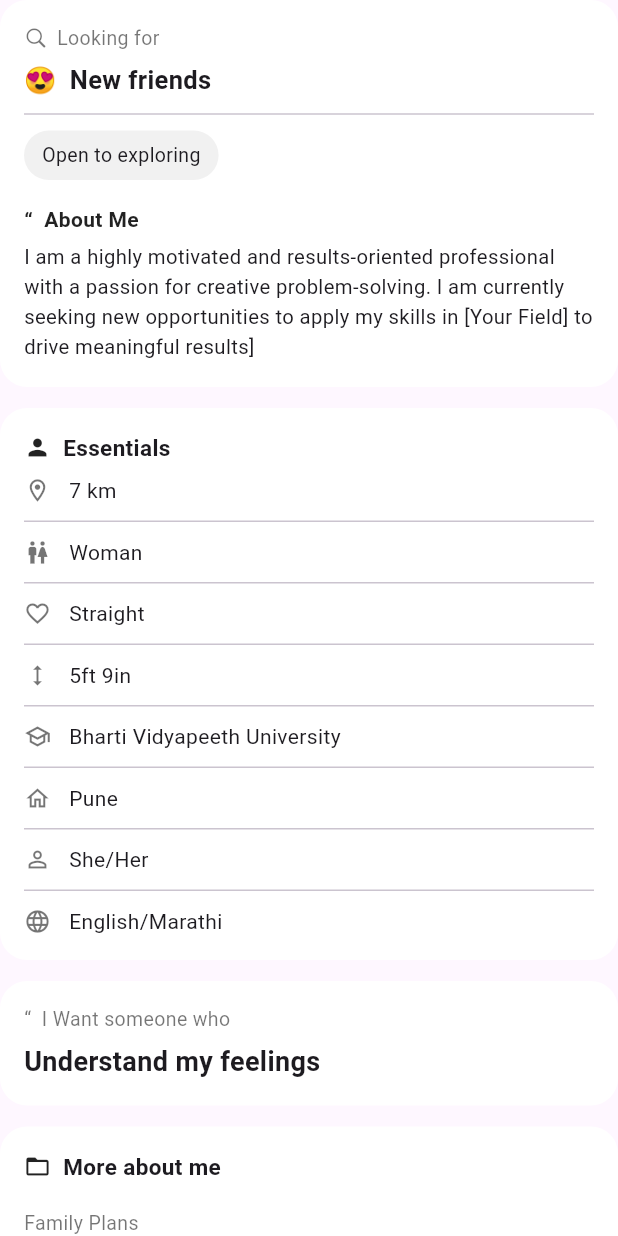
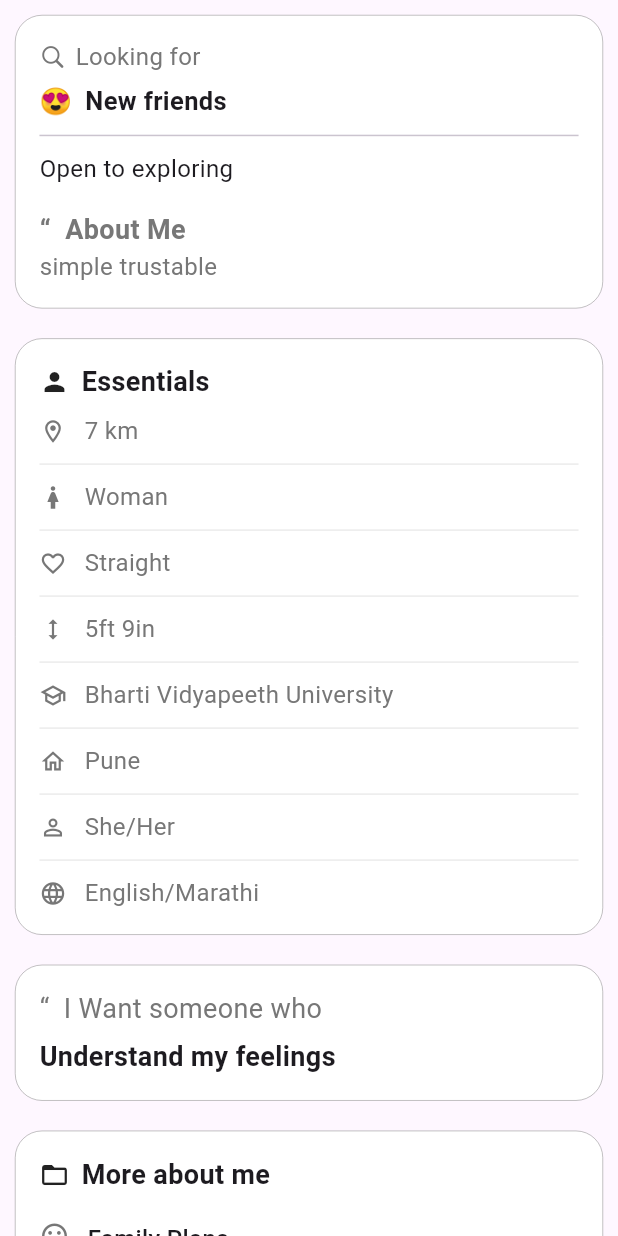
Before and after one commit to Akshay-Panika/Staybea_app, a Flutter app: the ProfileDetailsScreen widget shown alone on an empty page, opened directly, on a phone screen of 412 x 824 dp. Run offline on Flutter 3.47's test engine with Material 3 defaults, Android fonts, the phone set to English and light mode, and no system bars; our stand-ins replace file_picker, google_fonts, google_sign_in; missing offline and left inert: flutter_facebook_auth; network calls fail.

Commit message:
git commit -m "first commit"

```diff
--- a/lib/feature/home/screen/home_screen.dart
+++ b/lib/feature/home/screen/home_screen.dart
@@ -15,64 +15,34 @@ class HomeScreen extends StatefulWidget {
 
 class _HomeScreenState extends State<HomeScreen> {
   final List<Map<String, dynamic>> _data = [
-    // Girls
+
     {
-      "profileImage": "https://randomuser.me/api/portraits/women/11.jpg",
+      "profileImage": "assets/profile/profile1.jpg",
       "name": "Mitali",
       "age": "23",
       "rangeKM": "3.5 KM",
       "verifyID": true,
     },
     {
-      "profileImage": "https://randomuser.me/api/portraits/women/12.jpg",
+      "profileImage": "assets/profile/profile2.jpg",
       "name": "Rini",
       "age": "21",
       "rangeKM": "2.8 KM",
       "verifyID": false,
     },
     {
-      "profileImage": "https://randomuser.me/api/portraits/women/13.jpg",
+      "profileImage": "assets/profile/profile3.jpg",
       "name": "Lena",
       "age": "26",
       "rangeKM": "5.0 KM",
       "verifyID": true,
     },
     {
-      "profileImage": "https://randomuser.me/api/portraits/women/14.jpg",
+      "profileImage": "assets/profile/profile4.jpg",
       "name": "Tashi",
       "age": "24",
       "rangeKM": "4.2 KM",
       "verifyID": true,
-    },
-
-    // Boys
-    {
-      "profileImage": "https://randomuser.me/api/portraits/men/11.jpg",
-      "name": "Rohit",
-      "age": "25",
-      "rangeKM": "4.5 KM",
-      "verifyID": true,
-    },
-    {
-      "profileImage": "https://randomuser.me/api/portraits/men/12.jpg",
-      "name": "Amit",
-      "age": "24",
-      "rangeKM": "6.0 KM",
-      "verifyID": false,
-    },
-    {
-      "profileImage": "https://randomuser.me/api/portraits/men/13.jpg",
-      "name": "Karan",
-      "age": "27",
-      "rangeKM": "2.8 KM",
-      "verifyID": true,
-    },
-    {
-      "profileImage": "https://randomuser.me/api/portraits/men/14.jpg",
-      "name": "Tenzin",
-      "age": "23",
-      "rangeKM": "3.9 KM",
-      "verifyID": false,
     },
   ];
 
@@ -297,12 +267,12 @@ class _HomeScreenState extends State<HomeScreen> {
       child: Stack(
         fit: StackFit.expand,
         children: [
-          Image.network(
+          Image.asset(
             profile['profileImage'],
             fit: BoxFit.cover,
             errorBuilder: (context, error, stackTrace) => Container(
-              color: Color(0xFFFFF5FF),
-              child: Icon(CupertinoIcons.person_crop_circle, size: 100, color: Colors.grey),
+              color: Colors.white,
+              child: Icon(Icons.image_not_supported_outlined, size: 100, color: Colors.grey.withOpacity(0.16)),
             ),
           ),
           Positioned(
--- a/lib/feature/home/widget/about_widget.dart
+++ b/lib/feature/home/widget/about_widget.dart
@@ -1,5 +1,4 @@
 import 'package:flutter/material.dart';
-import 'package:cupertino_icons/cupertino_icons.dart';
 import 'package:flutter/cupertino.dart';
 
 class ProfileDetailsScreen extends StatelessWidget {
@@ -7,49 +6,52 @@ class ProfileDetailsScreen extends StatelessWidget {
 
   @override
   Widget build(BuildContext context) {
-    return Column(
+    return SingleChildScrollView(
+      child: Column(
         children: [
 
-        /// ================= CARD 1 =================
           _card(
             Column(
               crossAxisAlignment: CrossAxisAlignment.start,
               children: [
-              _smallTitle(CupertinoIcons.search, "Looking for"),
-              const SizedBox(height: 6),
-              const Text("😍  New friends",
-                  style:
-                  TextStyle(fontSize: 17, fontWeight: FontWeight.w600)),
-              const Divider(height: 22),
+                Row(
+                  children: const [
+                    Icon(CupertinoIcons.search, size: 18, color: Color(0xFF777777)),
+                    SizedBox(width: 6),
+                    Text('Looking for',
+                        style: TextStyle(fontSize: 16, color: Color(0xFF777777))),
+                  ],
+                ),
+                SizedBox(height: 6),
+                Text("😍  New friends",
+                    style: TextStyle(fontSize: 17, fontWeight: FontWeight.w600)),
+                Divider(height: 22),
 
-              _pill("Open to exploring"),
-              const SizedBox(height: 16),
+                Text("Open to exploring", style: TextStyle(fontSize: 16)),
+                SizedBox(height: 16),
 
-              _quoteTitle("“  About Me"),
-              const SizedBox(height: 6),
-
-              const Text(
-                "I am a highly motivated and results-oriented professional with a passion for creative problem-solving. "
-                    "I am currently seeking new opportunities to apply my skills in [Your Field] to drive meaningful results]",
-                style: TextStyle(fontSize: 13.5, height: 1.45),
-              ),
+                Text("“  About Me",
+                    style: TextStyle(
+                        fontSize: 18,
+                        fontWeight: FontWeight.w600,
+                        color: Color(0xFF777777))),
+                Text("simple trustable",
+                    style: TextStyle(
+                        fontSize: 16, height: 1.45, color: Color(0xFF777777))),
               ],
             ),
           ),
 
-        /// ================= ESSENTIALS =================
           _card(
             Column(
               crossAxisAlignment: CrossAxisAlignment.start,
               children: [
                 _sectionHeader(Icons.person, "Essentials"),
-
                 _dividerItem(Icons.location_on_outlined, "7 km"),
-              _dividerItem(Icons.wc_outlined, "Woman"),
+                _dividerItem(Icons.woman, "Woman"),
                 _dividerItem(Icons.favorite_outline, "Straight"),
                 _dividerItem(Icons.height, "5ft 9in"),
-              _dividerItem(Icons.school_outlined,
-                  "Bharti Vidyapeeth University"),
+                _dividerItem(Icons.school_outlined, "Bharti Vidyapeeth University"),
                 _dividerItem(Icons.home_outlined, "Pune"),
                 _dividerItem(Icons.person_outline, "She/Her"),
                 _dividerItem(Icons.language, "English/Marathi", isLast: true),
@@ -57,72 +59,75 @@ class ProfileDetailsScreen extends StatelessWidget {
             ),
           ),
 
-        /// ================= WANT =================
           _card(
             Column(
               crossAxisAlignment: CrossAxisAlignment.start,
               children: const [
                 Text("“  I Want someone who",
-                  style: TextStyle(fontSize: 13, color: Colors.black54)),
+                    style: TextStyle(fontSize: 18, color: Color(0xFF777777))),
                 SizedBox(height: 6),
                 Text("Understand my feelings",
-                  style:
-                  TextStyle(fontSize: 18, fontWeight: FontWeight.w600)),
+                    style: TextStyle(fontSize: 18, fontWeight: FontWeight.w600)),
               ],
             ),
           ),
 
-        /// ================= MORE ABOUT =================
           _card(
             Column(
               crossAxisAlignment: CrossAxisAlignment.start,
               children: [
                 _sectionHeader(Icons.folder_open, "More about me"),
-              _infoRow("Family Plans", "I don’t want children"),
-              _infoRow("Love Style", "Thoughtful gestures"),
-              _infoRow("Education", "Bachelor degree"),
-              _infoRow("Communication style", "I stay on Whatsapp all day"),
+                _infoRow(Icons.sentiment_neutral_outlined,
+                    "Family Plans", "I don’t want children"),
+                _infoRow(Icons.favorite_border,
+                    "Love Style", "Thoughtful gestures"),
+                _infoRow(Icons.school_outlined,
+                    "Education", "Bachelor degree"),
+                _infoRow(Icons.chat_bubble_outline,
+                    "Communication style", "I stay on Whatsapp all day",
+                    isLast: true),
+                SizedBox(height: 10),
                 _viewAll(),
               ],
             ),
           ),
 
-        /// ================= LIFESTYLE =================
           _card(
             Column(
               crossAxisAlignment: CrossAxisAlignment.start,
               children: [
                 _sectionHeader(Icons.folder_open, "Lifestyle"),
-              _infoRow("Workout", "Often"),
-              _infoRow("Drinking", "Socially, at the weekend"),
-              _infoRow("How do you smoke?", "Non-smoker"),
-              _infoRow("Pets", "Cat"),
+                _infoRow(Icons.fitness_center_outlined, "Workout", "Often"),
+                _infoRow(Icons.local_bar_outlined,
+                    "Drinking", "Socially, at the weekend"),
+                _infoRow(Icons.smoke_free_outlined,
+                    "How do you smoke?", "Non-smoker"),
+                _infoRow(Icons.pets_outlined, "Pets", "Cat", isLast: true),
+                SizedBox(height: 10),
                 _viewAll(),
               ],
             ),
           ),
 
-        /// ================= INTERESTS =================
           _card(
             Column(
               crossAxisAlignment: CrossAxisAlignment.start,
               children: [
                 _sectionHeader(Icons.auto_awesome, "Interests"),
-              const SizedBox(height: 10),
+                SizedBox(height: 10),
                 Wrap(
-                spacing: 8,
-                runSpacing: 8,
+                  spacing: 10,
+                  runSpacing: 10,
                   children: [
-                  _pill("90s kid"),
-                  _pill("Biryani"),
-                  _pill("Dancing"),
+                    _chip("90s kid"),
+                    _chip("Biryani"),
+                    _chip("Dancing"),
                   ],
                 ),
               ],
             ),
           ),
 
-        /// ================= WEEKENDS =================
           _card(
             Column(
               crossAxisAlignment: CrossAxisAlignment.start,
@@ -134,7 +139,23 @@ class ProfileDetailsScreen extends StatelessWidget {
               ],
             ),
           ),
+
+          _card(
+            Center(child: Text('Share Shraddhaa',style: TextStyle(fontSize: 18,fontWeight: FontWeight.w600),)),
+          ),
+
+
+          _card(
+            Center(child: Text('Block Shraddhaa',style: TextStyle(fontSize: 18,fontWeight: FontWeight.w600),)),
+          ),
+
+          _card(
+            Center(child: Text('Report Shraddhaa',style: TextStyle(fontSize: 18,fontWeight: FontWeight.w600,color: Colors.red),)),
+          ),
+
+          SizedBox(height: 120),
         ],
+      ),
     );
   }
 
@@ -142,89 +163,98 @@ class ProfileDetailsScreen extends StatelessWidget {
   Widget _card(Widget child) {
     return Container(
       width: double.infinity,
-      margin: const EdgeInsets.only(bottom: 14),
+      margin: const EdgeInsets.all(10),
       padding: const EdgeInsets.all(16),
       decoration: BoxDecoration(
         color: Colors.white,
         borderRadius: BorderRadius.circular(18),
+        border: Border.all(color: Color(0xFF777777), width: 0.3),
       ),
       child: child,
     );
   }
 
-  /// ---------- SMALL TITLE ----------
-  Widget _smallTitle(IconData icon, String text) {
-    return Row(
-      children: [
-        Icon(icon, size: 16, color: Colors.black54),
-        const SizedBox(width: 6),
-        Text(text,
-            style: const TextStyle(fontSize: 13, color: Colors.black54)),
-      ],
-    );
-  }
-
-  Widget _quoteTitle(String text) {
-    return const Text(
-      "“  About Me",
-      style: TextStyle(
-          fontSize: 14, fontWeight: FontWeight.w600, color: Colors.black87),
-    );
-  }
-
-  /// ---------- SECTION HEADER ----------
+  /// ---------- HEADER ----------
   Widget _sectionHeader(IconData icon, String title) {
     return Padding(
       padding: const EdgeInsets.only(bottom: 8),
       child: Row(
         children: [
-          Icon(icon, size: 18),
+          Icon(icon, size: 20),
           const SizedBox(width: 8),
           Text(title,
               style:
-              const TextStyle(fontSize: 15, fontWeight: FontWeight.w600)),
+              const TextStyle(fontSize: 18, fontWeight: FontWeight.w600)),
         ],
       ),
     );
   }
 
-  /// ---------- LIST ITEM ----------
+  /// ---------- DIVIDER ITEM ----------
   Widget _dividerItem(IconData icon, String text, {bool isLast = false}) {
     return Column(
       children: [
         Row(
           children: [
-            Icon(icon, size: 18, color: Colors.black54),
+            Icon(icon, size: 18, color: Color(0xFF777777)),
             const SizedBox(width: 12),
-            Text(text, style: const TextStyle(fontSize: 14)),
+            Text(text,
+                style: const TextStyle(fontSize: 16, color: Color(0xFF777777))),
           ],
         ),
         if (!isLast)
-          const Padding(
-            padding: EdgeInsets.symmetric(vertical: 10),
-            child: Divider(height: 1),
+          Padding(
+            padding: const EdgeInsets.symmetric(vertical: 10),
+            child: Divider(height: 1, color: Colors.grey.withOpacity(0.20)),
           )
       ],
     );
   }
 
-  /// ---------- INFO ROW ----------
-  Widget _infoRow(String title, String value) {
-    return Padding(
+  /// ---------- INFO ROW WITH ICON ----------
+  Widget _infoRow(IconData icon, String title, String value,
+      {bool isLast = false}) {
+    return Column(
+      children: [
+        Padding(
           padding: const EdgeInsets.symmetric(vertical: 10),
+          child: Row(
+            crossAxisAlignment: CrossAxisAlignment.start,
+            children: [
+              Icon(icon, size: 20, color: Color(0xFF777777)),
+              const SizedBox(width: 12),
+              Expanded(
                 child: Column(
                   crossAxisAlignment: CrossAxisAlignment.start,
                   children: [
                     Text(title,
-              style:
-              const TextStyle(fontSize: 13, color: Colors.black54)),
+                        style: const TextStyle(
+                            fontSize: 16, fontWeight: FontWeight.w500)),
                     const SizedBox(height: 4),
                     Text(value,
-              style:
-              const TextStyle(fontSize: 14, fontWeight: FontWeight.w500)),
-          const Divider(height: 18),
+                        style: const TextStyle(
+                            fontSize: 15, color: Color(0xFF777777))),
                   ],
                 ),
+              ),
+            ],
+          ),
+        ),
+        if (!isLast)
+          Divider(height: 1, color: Colors.grey.withOpacity(0.20))
+      ],
+    );
+  }
+
+  /// ---------- CHIP ----------
+  Widget _chip(String text) {
+    return Container(
+      padding: const EdgeInsets.symmetric(horizontal: 14, vertical: 8),
+      decoration: BoxDecoration(
+        color: Colors.grey.withOpacity(0.15),
+        borderRadius: BorderRadius.circular(20),
+      ),
+      child: Text(text, style: const TextStyle(fontSize: 14)),
     );
   }
 
@@ -236,8 +266,7 @@ class ProfileDetailsScreen extends StatelessWidget {
         crossAxisAlignment: CrossAxisAlignment.start,
         children: [
           Text(title,
-              style:
-              const TextStyle(fontSize: 13, color: Colors.black54)),
+              style: const TextStyle(fontSize: 13, color: Colors.black54)),
           const SizedBox(height: 6),
           Row(
             children: [
@@ -253,25 +282,11 @@ class ProfileDetailsScreen extends StatelessWidget {
     );
   }
 
-  /// ---------- CHIP ----------
-  Widget _pill(String text) {
-    return Container(
-      padding: const EdgeInsets.symmetric(horizontal: 12, vertical: 7),
-      decoration: BoxDecoration(
-        color: const Color(0xffF1F1F1),
-        borderRadius: BorderRadius.circular(20),
-      ),
-      child: Text(text, style: const TextStyle(fontSize: 13)),
-    );
-  }
-
+  /// ---------- VIEW ALL ----------
   Widget _viewAll() {
-    return const Padding(
-      padding: EdgeInsets.only(top: 6),
-      child: Center(
+    return const Center(
       child: Text("View all ⌄",
           style: TextStyle(fontSize: 13, fontWeight: FontWeight.w500)),
-      ),
     );
   }
 }
--- a/pubspec.yaml
+++ b/pubspec.yaml
@@ -53,6 +53,7 @@ flutter:
   # To add assets to your application, add an assets section, like this:
   assets:
     - assets/image/
+    - assets/profile/
     - assets/intro/
     - assets/icon/
     - assets/auth/
```
Also changed, not shown: assets/profile/profile1.jpg (added), assets/profile/profile2.jpg (added), assets/profile/profile3.jpg (added), assets/profile/profile4.jpg (added). Lines whose indentation alone changed are shown as unchanged.
